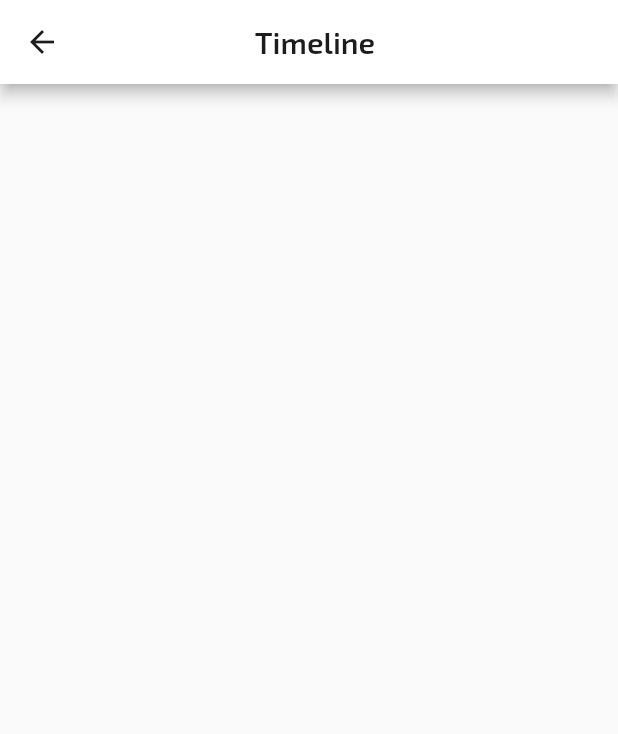
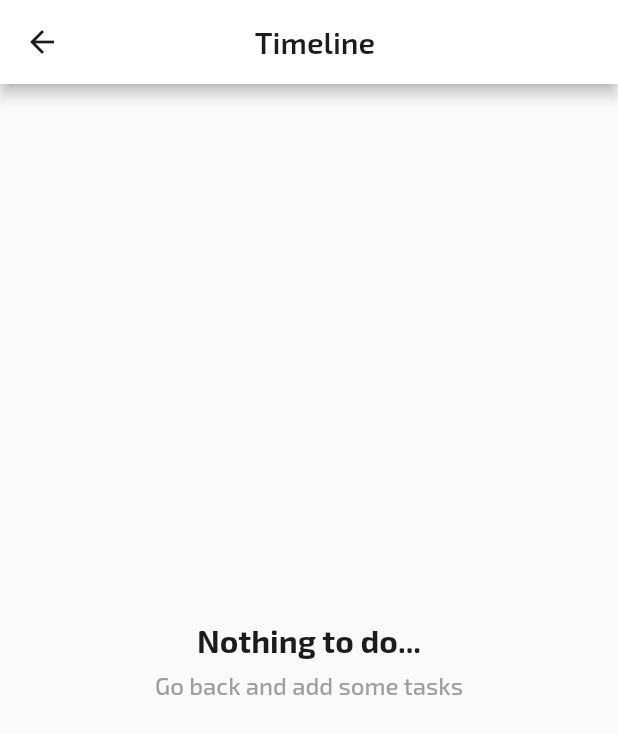
Before and after one commit to andordavoti/todoaholic, a Flutter app: the TimelineScreen screen opened directly, on a phone screen of 412 x 824 dp. Shown: the top 734 px of the screen. Run offline on Flutter 3.47's test engine with Material 2 defaults, Android fonts, the phone set to English and light mode, and no system bars; our stand-ins replace cloud_firestore, firebase_auth, firebase_core, google_fonts, grouped_list; missing offline and left inert: flutterfire_ui; accounts and stored records are empty.

Commit message:
built out a simple version of the timeline screen

```diff
--- a/lib/screens/timeline_screen.dart
+++ b/lib/screens/timeline_screen.dart
@@ -1,10 +1,18 @@
 import 'package:flutter/material.dart';
+import 'package:grouped_list/grouped_list.dart';
+import 'package:provider/provider.dart';
+import 'package:todoaholic/components/todo_item.dart';
+import 'package:todoaholic/data/todo.dart';
+import 'package:todoaholic/data/todo_dao.dart';
+import 'package:cloud_firestore/cloud_firestore.dart';
+import 'package:intl/intl.dart';
 
 class TimelineScreen extends StatelessWidget {
   const TimelineScreen({Key? key}) : super(key: key);
 
   @override
   Widget build(BuildContext context) {
+    final todoDao = Provider.of<TodoDao>(context, listen: false);
     return Scaffold(
       appBar: AppBar(
         actions: [
@@ -17,9 +25,62 @@ class TimelineScreen extends StatelessWidget {
         title: const Align(
             alignment: Alignment.topCenter, child: Text('Timeline')),
       ),
-      body: Container(
-        padding: const EdgeInsets.all(16),
+      body: StreamBuilder<QuerySnapshot>(
+        stream: todoDao.getTodoTimelineStream(),
+        builder: (context, snapshot) {
+          if (snapshot.hasError) {
+            return const Center(
+              child: Text('Something went wrong...'),
+            );
+          }
+          if (!snapshot.hasData) {
+            return const Center(child: CircularProgressIndicator());
+          }
+
+          if (snapshot.data!.docs.isEmpty) {
+            return Center(
+              child: Flex(
+                direction: Axis.vertical,
+                mainAxisAlignment: MainAxisAlignment.center,
+                crossAxisAlignment: CrossAxisAlignment.center,
+                children: [
+                  Text(
+                    'Nothing to do...',
+                    style: Theme.of(context).textTheme.headline2,
+                    textAlign: TextAlign.center,
+                  ),
+                  Padding(
+                    padding: const EdgeInsets.only(top: 8),
+                    child: Text(
+                      'Go back and add some tasks',
+                      style: Theme.of(context).textTheme.bodyText2,
+                      textAlign: TextAlign.center,
+                    ),
+                  ),
+                ],
+              ),
+            );
+          }
+          return _buildList(context, snapshot.data!.docs);
+        },
       ),
     );
   }
+
+  Widget _buildList(BuildContext context, List<DocumentSnapshot>? snapshot) {
+    return GroupedListView<Todo, String>(
+      elements: snapshot!.map((doc) => Todo.fromSnapshot(doc)).toList(),
+      groupBy: (element) => element.date.toString(),
+      groupSeparatorBuilder: (groupByValue) => Padding(
+        padding: const EdgeInsets.all(16.0),
+        child: Text(DateFormat.yMMMd().format(DateTime.parse(groupByValue)),
+            style: Theme.of(context).textTheme.headline2),
+      ),
+      itemBuilder: (context, element) => _buildListItem(context, element),
+    );
+  }
+
+  Widget _buildListItem(BuildContext context, Todo element) {
+    return TodoItem(element);
+  }
 }
--- a/pubspec.yaml
+++ b/pubspec.yaml
@@ -38,6 +38,7 @@ dependencies:
   flutterfire_ui: ^0.3.0
   firebase_auth: ^3.3.4
   provider: ^6.0.0
+  grouped_list: ^4.1.0
 
 dev_dependencies:
   flutter_test:
```
Also changed, not shown: pubspec.lock.
